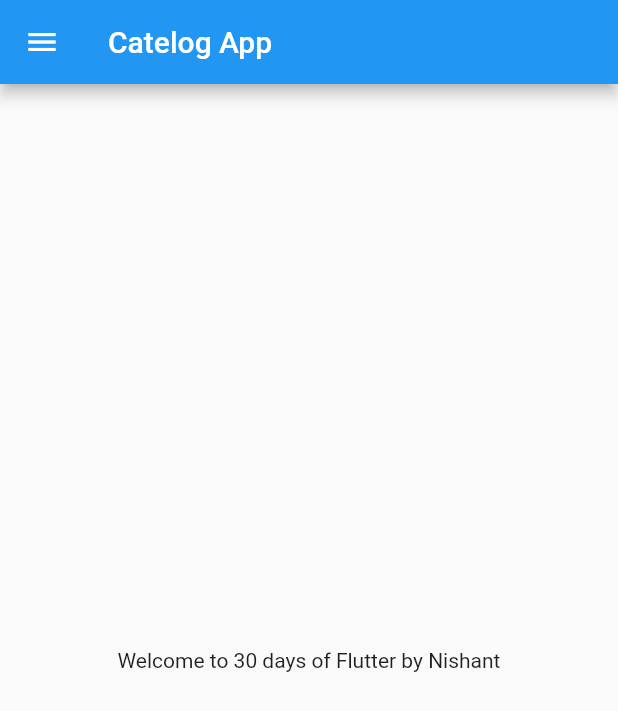
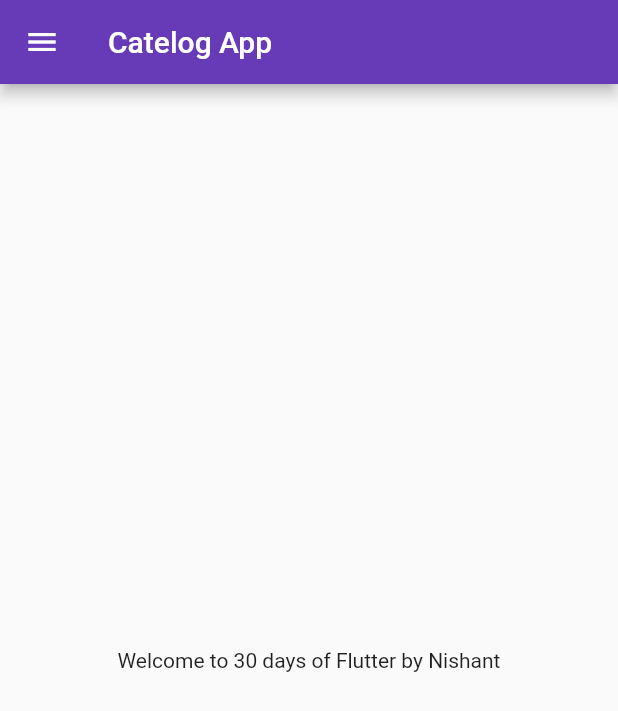
Before and after one commit to Nishant0076/LearnFlutter, a Flutter app: the screen it shows after launch, on a phone screen of 412 x 824 dp. Shown: the top 711 px of the screen. Run offline on Flutter 3.47's test engine with Material 2 defaults, Android fonts, the phone set to English and light mode, and no system bars.

Commit message:
Completed Day3

```diff
--- a/lib/main.dart
+++ b/lib/main.dart
@@ -1,4 +1,5 @@
-import 'package:first_app/home_page.dart';
+import 'package:first_app/pages/home_page.dart';
+import 'package:first_app/pages/login_page.dart';
 import "package:flutter/material.dart";
 
 void main() {
@@ -11,7 +12,16 @@ class MyApp extends StatelessWidget {
   @override
   Widget build(BuildContext context) {
     return MaterialApp(
-      home: HomePage(),
+      themeMode: ThemeMode.light,
+      theme: ThemeData(primarySwatch: Colors.deepPurple),
+      darkTheme: ThemeData(
+        brightness: Brightness.dark,
+      ),
+      initialRoute: "/home",
+      routes: {
+        "/home": (context) => HomePage(),
+        "/": (context) => LoginPage(),
+      },
     );
   }
 }
```
Also changed, not shown: lib/pages/login_page.dart (added, +22 -0 lines), lib/pages/home_page.dart (renamed from lib/home_page.dart).
